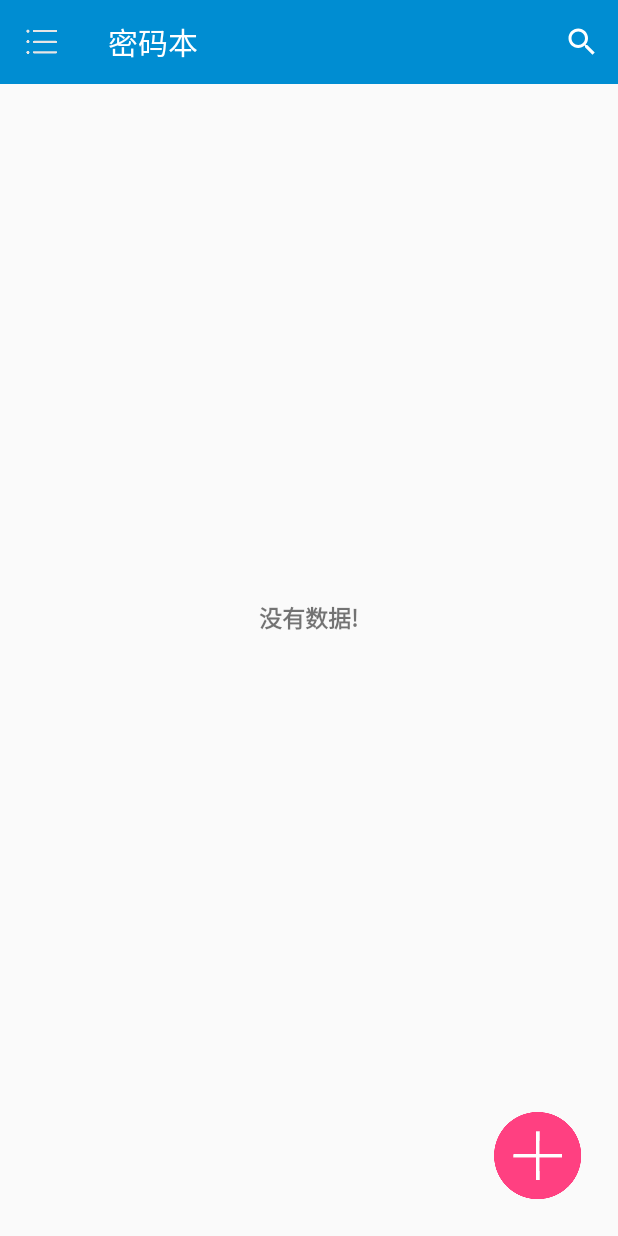
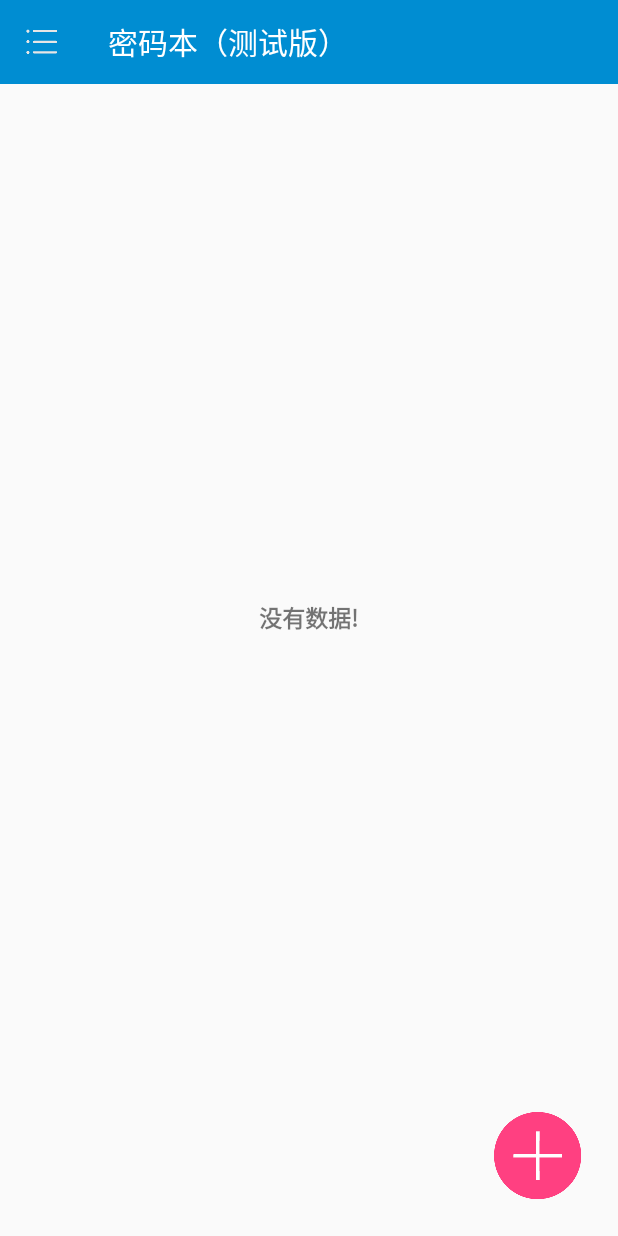
Before and after one commit to MrJ318/PasswordBook, an Android app: the MainActivity screen opened directly, with no data from a screen before it, on a phone screen of 412 x 824 dp. Run offline under Robolectric (Android 15) with nearby library versions, the phone set to English and light mode, and no system bars; our stand-ins replace data binding; libraries missing offline, so code that uses them is left out: com.amulyakhare.textdrawable, com.leon.lfilepickerlibrary; 1 statement that could not run was skipped.

Commit message:
隐藏serashview

```diff
--- a/app/src/main/java/com/jevon/passwordbook/activity/MainActivity.java
+++ b/app/src/main/java/com/jevon/passwordbook/activity/MainActivity.java
@@ -13,6 +13,7 @@ import android.support.v7.app.AppCompatActivity;
 import android.support.v7.widget.LinearLayoutManager;
 import android.view.Gravity;
 import android.view.MenuItem;
+import android.view.View;
 import android.widget.Toast;
 
 import com.jevon.passwordbook.R;
@@ -43,6 +44,7 @@ public class MainActivity extends AppCompatActivity {
         if (actionBar != null) {
             actionBar.setDisplayHomeAsUpEnabled(true);
             actionBar.setHomeAsUpIndicator(R.drawable.menu);
+            actionBar.setTitle("密码本（测试版）");
         }
 
         drawerLayout = mainBinding.drawerlayout;
--- a/app/src/main/res/layout/activity_main.xml
+++ b/app/src/main/res/layout/activity_main.xml
@@ -38,6 +38,7 @@
 
                 <android.support.v7.widget.SearchView
                     android:id="@+id/search_view"
+                    android:visibility="invisible"
                     android:layout_width="wrap_content"
                     android:layout_height="wrap_content"
                     android:layout_gravity="right"
```
Also changed, not shown: 1 other file.
